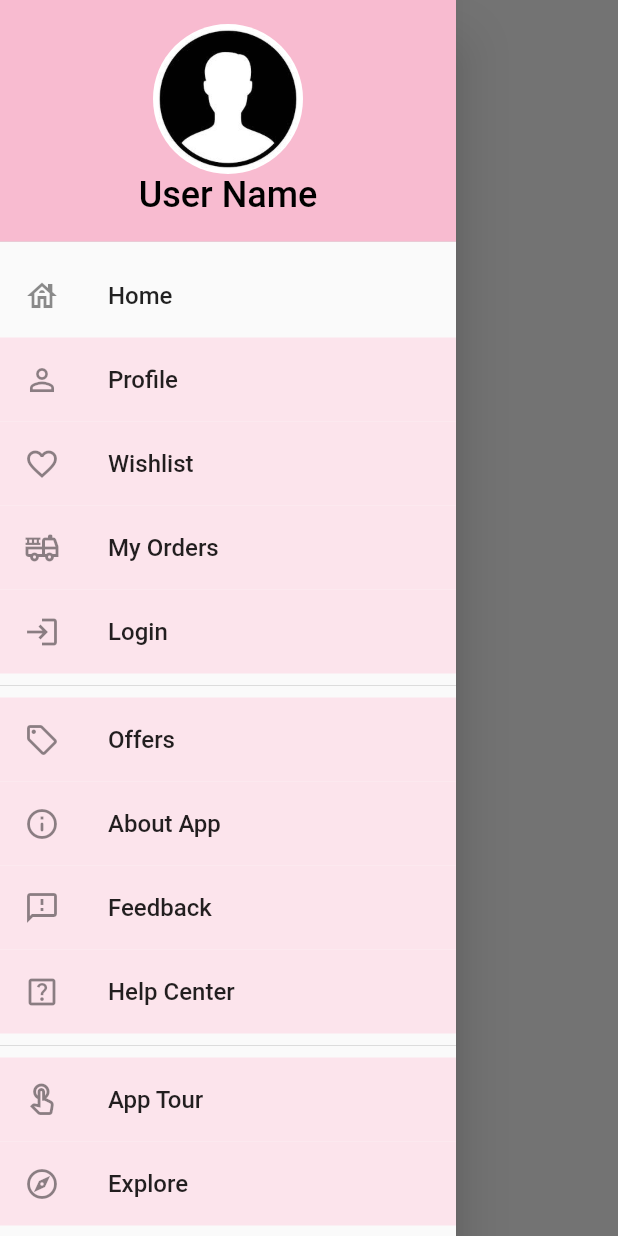
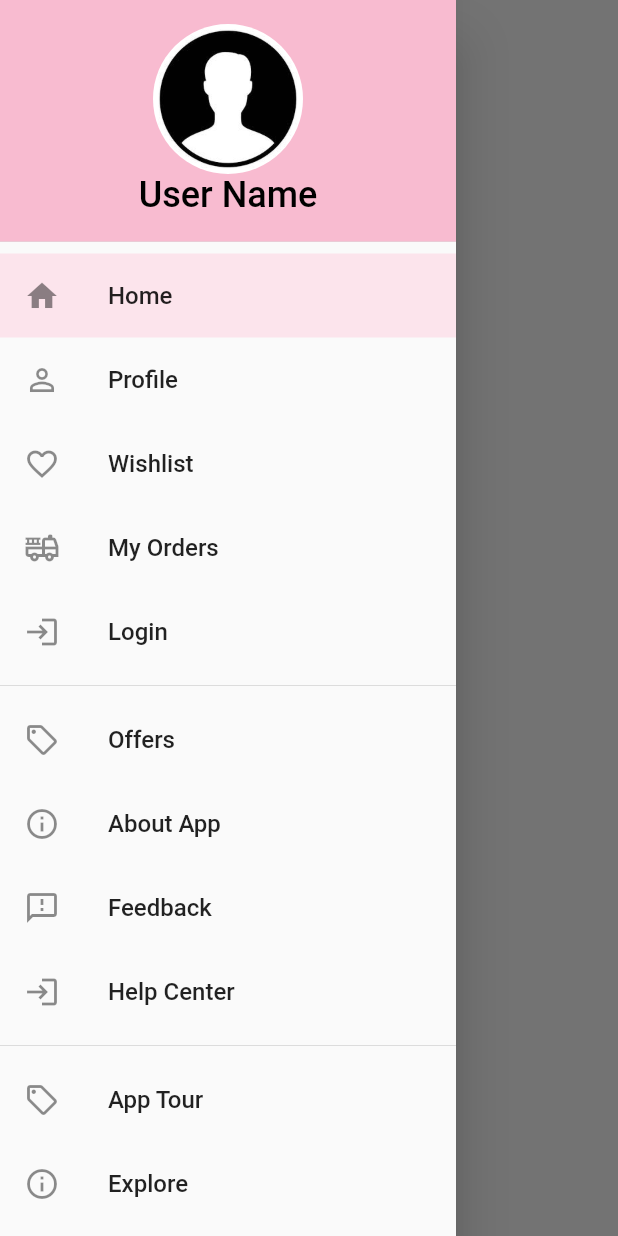
Before and after one commit to Thirumathikart/thirumathikart-client, a Flutter app: the HomePage screen opened by its route, with the side drawer open, on a phone screen of 412 x 824 dp. Run offline on Flutter 3.47's test engine with Material 2 defaults, Android fonts, the phone set to English and light mode, and no system bars; our stand-ins replace font_awesome_flutter, get, get_storage, google_fonts, smooth_page_indicator; accounts and stored records are empty; Roboto replaces fonts that are missing (Brawler).

Commit message:
refactor: Converted json format, added colors to themes

```diff
--- a/lib/config/navigations.dart
+++ b/lib/config/navigations.dart
@@ -24,5 +24,51 @@ class NavigationPages {
           page: () => const SplashPage(),
           binding: SplashBindings(),
         ),
+        // Replace with correspondings bindings and pages
+        GetPage(
+          name: NavigationRoutes.profileRoute,
+          page: () => const HomePage(),
+          binding: HomeBindings(),
+        ),
+        GetPage(
+          name: NavigationRoutes.wishlistRoute,
+          page: () => const HomePage(),
+          binding: HomeBindings(),
+        ),
+        GetPage(
+          name: NavigationRoutes.ordersRoute,
+          page: () => const HomePage(),
+          binding: HomeBindings(),
+        ),
+        GetPage(
+          name: NavigationRoutes.offersRoute,
+          page: () => const HomePage(),
+          binding: HomeBindings(),
+        ),
+        GetPage(
+          name: NavigationRoutes.aboutRoute,
+          page: () => const HomePage(),
+          binding: HomeBindings(),
+        ),
+        GetPage(
+          name: NavigationRoutes.feedbackRoute,
+          page: () => const HomePage(),
+          binding: HomeBindings(),
+        ),
+        GetPage(
+          name: NavigationRoutes.helpRoute,
+          page: () => const HomePage(),
+          binding: HomeBindings(),
+        ),
+        GetPage(
+          name: NavigationRoutes.tourRoute,
+          page: () => const HomePage(),
+          binding: HomeBindings(),
+        ),
+        GetPage(
+          name: NavigationRoutes.exploreRoute,
+          page: () => const HomePage(),
+          binding: HomeBindings(),
+        ),
       ];
 }
--- a/lib/config/themes.dart
+++ b/lib/config/themes.dart
@@ -9,4 +9,6 @@ class AppTheme {
   static Color google = const Color(0xFFFF7722);
   static Color facebook = const Color(0xFF138808);
   static Color chakra = const Color.fromARGB(255, 13, 13, 173);
+  static Color navColor = const Color(0xFFF8BBD0);
+  static Color navHighlight = const Color(0xFFFCE4EC);
 }
--- a/lib/constants/navigation_routes.dart
+++ b/lib/constants/navigation_routes.dart
@@ -2,4 +2,13 @@ class NavigationRoutes {
   static String main = '/main';
   static String authRoute = '/auth';
   static String splashRoute = '/';
+  static String profileRoute = '/profile';
+  static String wishlistRoute = '/wishlist';
+  static String offersRoute = '/offer';
+  static String ordersRoute = '/orders';
+  static String aboutRoute = '/about';
+  static String feedbackRoute = '/feedback';
+  static String helpRoute = '/help';
+  static String tourRoute = '/tour';
+  static String exploreRoute = '/explore';
 }
--- a/lib/widgets/NavBar/nav_drawer.dart
+++ b/lib/widgets/NavBar/nav_drawer.dart
@@ -1,5 +1,7 @@
 import 'package:flutter/material.dart';
 import 'package:thirumathikart_app/widgets/NavBar/nav_item.dart';
+import 'package:thirumathikart_app/widgets/NavBar/nav_list.dart';
+import 'package:thirumathikart_app/config/themes.dart';
 
 class NavWidget extends StatelessWidget {
   const NavWidget({super.key});
@@ -11,7 +13,7 @@ class NavWidget extends StatelessWidget {
           children: <Widget>[
             DrawerHeader(
               decoration: BoxDecoration(
-                color: Colors.pink[100],
+                color: AppTheme.navColor,
               ),
               child: Column(
                 children: [
@@ -27,62 +29,29 @@ class NavWidget extends StatelessWidget {
                       shape: BoxShape.circle,
                     ),
                   ),
-                  const Text(
+                  Text(
                     'User Name',
                     style: TextStyle(
-                      color: Colors.black,
+                      color: AppTheme.textPrimary,
                       fontSize: 24,
                     ),
                   ),
                 ],
               ),
             ),
-            const NavItemWidget(
-                title: 'Home',
-                icon: Icon(Icons.house_outlined),
-                toRoute: '/auth'),
-            const NavItemWidget(
-                title: 'Profile',
-                icon: Icon(Icons.person_outline),
-                toRoute: '/main'),
-            const NavItemWidget(
-                title: 'Wishlist',
-                icon: Icon(Icons.favorite_border_outlined),
-                toRoute: '/main'),
-            const NavItemWidget(
-                title: 'My Orders',
-                icon: Icon(Icons.fire_truck_outlined),
-                toRoute: '/main'),
-            const NavItemWidget(
-                title: 'Login',
-                icon: Icon(Icons.login_outlined),
-                toRoute: '/main'),
-            const Divider(),
-            const NavItemWidget(
-                title: 'Offers',
-                icon: Icon(Icons.local_offer_outlined),
-                toRoute: '/main'),
-            const NavItemWidget(
-                title: 'About App',
-                icon: Icon(Icons.info_outline_rounded),
-                toRoute: '/main'),
-            const NavItemWidget(
-                title: 'Feedback',
-                icon: Icon(Icons.feedback_outlined),
-                toRoute: '/main'),
-            const NavItemWidget(
-                title: 'Help Center',
-                icon: Icon(Icons.help_center_outlined),
-                toRoute: '/main'),
-            const Divider(),
-            const NavItemWidget(
-                title: 'App Tour',
-                icon: Icon(Icons.touch_app_outlined),
-                toRoute: '/main'),
-            const NavItemWidget(
-                title: 'Explore',
-                icon: Icon(Icons.explore_outlined),
-                toRoute: '/main'),
+            for (var item in navList)
+              Column(
+                children: [
+                  NavItemWidget(
+                    title: item['title'].toString(),
+                    icon: item['icon'] as Icon,
+                    toRoute: item['toRoute'].toString(),
+                  ),
+                  if (item['title'].toString() == 'Login' ||
+                      item['title'].toString() == 'Help Center')
+                    const Divider()
+                ],
+              )
           ],
         ),
       );
--- a/lib/widgets/NavBar/nav_item.dart
+++ b/lib/widgets/NavBar/nav_item.dart
@@ -1,5 +1,7 @@
 import 'package:flutter/material.dart';
 import 'package:get/get.dart';
+import 'package:thirumathikart_app/config/themes.dart';
+import 'package:thirumathikart_app/constants/navigation_routes.dart';
 
 class NavItemWidget extends StatelessWidget {
   final String title;
@@ -10,13 +12,14 @@ class NavItemWidget extends StatelessWidget {
 
   @override
   Widget build(BuildContext context) => Ink(
-      color:
-          Get.routing.current == toRoute ? Colors.pink[50] : Colors.transparent,
+      color: Get.routing.current == toRoute
+          ? AppTheme.navHighlight
+          : Colors.transparent,
       child: ListTile(
           leading: icon,
           title: Text(
             title,
             style: const TextStyle(fontSize: 16),
           ),
-          onTap: () => Get.toNamed(toRoute ?? '/main')));
+          onTap: () => Get.toNamed(toRoute ?? NavigationRoutes.main)));
 }
--- /dev/null
+++ b/lib/widgets/NavBar/nav_list.dart
@@ -0,0 +1,60 @@
+import 'package:flutter/material.dart';
+import 'package:thirumathikart_app/constants/navigation_routes.dart';
+
+var navList = [
+  {
+    'title': 'Home',
+    'icon': const Icon(Icons.home),
+    'toRoute': NavigationRoutes.main,
+  },
+  {
+    'title': 'Profile',
+    'icon': const Icon(Icons.person_outline),
+    'toRoute': NavigationRoutes.profileRoute,
+  },
+  {
+    'title': 'Wishlist',
+    'icon': const Icon(Icons.favorite_border_outlined),
+    'toRoute': NavigationRoutes.wishlistRoute,
+  },
+  {
+    'title': 'My Orders',
+    'icon': const Icon(Icons.fire_truck_outlined),
+    'toRoute': NavigationRoutes.ordersRoute,
+  },
+  {
+    'title': 'Login',
+    'icon': const Icon(Icons.login_outlined),
+    'toRoute': NavigationRoutes.authRoute,
+  },
+  {
+    'title': 'Offers',
+    'icon': const Icon(Icons.local_offer_outlined),
+    'toRoute': NavigationRoutes.offersRoute,
+  },
+  {
+    'title': 'About App',
+    'icon': const Icon(Icons.info_outline),
+    'toRoute': NavigationRoutes.aboutRoute,
+  },
+  {
+    'title': 'Feedback',
+    'icon': const Icon(Icons.feedback_outlined),
+    'toRoute': NavigationRoutes.feedbackRoute,
+  },
+  {
+    'title': 'Help Center',
+    'icon': const Icon(Icons.login_outlined),
+    'toRoute': NavigationRoutes.helpRoute,
+  },
+  {
+    'title': 'App Tour',
+    'icon': const Icon(Icons.local_offer_outlined),
+    'toRoute': NavigationRoutes.tourRoute,
+  },
+  {
+    'title': 'Explore',
+    'icon': const Icon(Icons.info_outline),
+    'toRoute': NavigationRoutes.exploreRoute,
+  },
+];
--- a/lib/widgets/app_bar.dart
+++ b/lib/widgets/app_bar.dart
@@ -4,7 +4,7 @@ import 'package:flutter/material.dart';
 PreferredSizeWidget appBar(String label) => AppBar(
     backgroundColor: Colors.transparent,
     elevation: 0,
-    iconTheme: const IconThemeData(color: Colors.black),
+    iconTheme: IconThemeData(color: AppTheme.textPrimary),
     title: Text(
       label,
       style: TextStyle(
```
